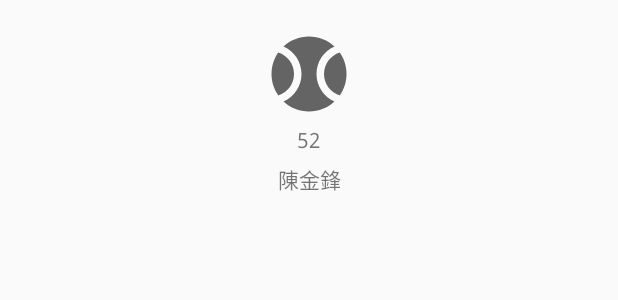
After one commit to kuog1030/Baseball-Time, an Android app: the layout item_teammate.xml on its own in the app's theme, with its tools: preview values and no code run, on a phone screen of 412 x 824 dp. The commit adds this screen. Shown: the top 300 px of the screen. Run offline under Robolectric (Android 15) with nearby library versions, the phone set to English and light mode, and no system bars.

Commit message:
Create pager team layout

```diff
--- a/app/src/main/java/com/gillian/baseball/data/source/BaseballDataSource.kt
+++ b/app/src/main/java/com/gillian/baseball/data/source/BaseballDataSource.kt
@@ -8,9 +8,9 @@ interface BaseballDataSource {
 
     suspend fun createPlayer(player: Player)
 
+    suspend fun createGame(game: Game)
+
     suspend fun getTeamPlayer(teamId: String): MutableList<EventPlayer>
-
-    suspend fun createGame(game: Game)
 
     suspend fun sendEvent(event: Event)
 
--- a/app/src/main/java/com/gillian/baseball/data/source/BaseballRepository.kt
+++ b/app/src/main/java/com/gillian/baseball/data/source/BaseballRepository.kt
@@ -8,9 +8,9 @@ interface BaseballRepository {
 
     suspend fun createPlayer(player: Player)
 
+    suspend fun createGame(game: Game)
+
     suspend fun getTeamPlayer(teamId: String): MutableList<EventPlayer>
-
-    suspend fun createGame(game: Game)
 
     suspend fun sendEvent(event: Event)
 
--- a/app/src/main/java/com/gillian/baseball/data/source/local/BaseballLocalDataSource.kt
+++ b/app/src/main/java/com/gillian/baseball/data/source/local/BaseballLocalDataSource.kt
@@ -14,11 +14,11 @@ class BaseballLocalDataSource(val context: Context) : BaseballDataSource {
         TODO("Not yet implemented")
     }
 
-    override suspend fun getTeamPlayer(teamId: String): MutableList<EventPlayer> {
+    override suspend fun createGame(game: Game) {
         TODO("Not yet implemented")
     }
 
-    override suspend fun createGame(game: Game) {
+    override suspend fun getTeamPlayer(teamId: String): MutableList<EventPlayer> {
         TODO("Not yet implemented")
     }
 
--- a/app/src/main/java/com/gillian/baseball/factory/ViewModelFactory.kt
+++ b/app/src/main/java/com/gillian/baseball/factory/ViewModelFactory.kt
@@ -18,8 +18,8 @@ class ViewModelFactory constructor(
                     EventDialogViewModel(repository)
                 isAssignableFrom(OrderViewModel::class.java) ->
                     OrderViewModel(repository)
-//                isAssignableFrom(FirstLoginViewModel::class.java) ->
-//                    FirstLoginViewModel(repository)
+                isAssignableFrom(FirstLoginViewModel::class.java) ->
+                    FirstLoginViewModel(repository)
                 else ->
                     throw IllegalArgumentException("Unknown ViewModel class: ${modelClass.name}")
             }
--- a/app/src/main/java/com/gillian/baseball/firstlogin/PagerCreatePlayer.kt
+++ b/app/src/main/java/com/gillian/baseball/firstlogin/PagerCreatePlayer.kt
@@ -17,6 +17,7 @@ class PagerCreatePlayer : Fragment() {
         val viewModel = ViewModelProvider(requireParentFragment()).get(FirstLoginViewModel::class.java)
         binding.viewModel = viewModel
 
+        Log.i("gillian", "in create player $viewModel")
 
         return binding.root
     }
--- a/app/src/main/java/com/gillian/baseball/firstlogin/PagerCreateTeam.kt
+++ b/app/src/main/java/com/gillian/baseball/firstlogin/PagerCreateTeam.kt
@@ -17,6 +17,8 @@ class PagerCreateTeam : Fragment() {
         val viewModel = ViewModelProvider(requireParentFragment()).get(FirstLoginViewModel::class.java)
         binding.viewModel = viewModel
 
+        Log.i("gillian", "in create team $viewModel")
+
         return binding.root
     }
 }
--- a/app/src/main/res/layout/fragment_first_login.xml
+++ b/app/src/main/res/layout/fragment_first_login.xml
@@ -13,6 +13,7 @@
             android:layout_width="300dp"
             android:layout_height="400dp"
             android:background="@drawable/bg_card"
+            android:padding="4dp"
             app:layout_constraintTop_toTopOf="parent"
             app:layout_constraintEnd_toEndOf="parent"
             app:layout_constraintStart_toStartOf="parent"
@@ -20,8 +21,8 @@
 
             <androidx.viewpager.widget.ViewPager
                 android:id="@+id/viewpager_first_login"
-                android:layout_width="@dimen/dialog_width"
-                android:layout_height="@dimen/dialog_height"
+                android:layout_width="match_parent"
+                android:layout_height="match_parent"
                 android:layout_marginTop="@dimen/margin">
 
                 <com.google.android.material.tabs.TabLayout
--- /dev/null
+++ b/app/src/main/res/layout/item_teammate.xml
@@ -0,0 +1,46 @@
+<?xml version="1.0" encoding="utf-8"?>
+<androidx.constraintlayout.widget.ConstraintLayout xmlns:android="http://schemas.android.com/apk/res/android"
+    xmlns:app="http://schemas.android.com/apk/res-auto"
+    xmlns:tools="http://schemas.android.com/tools"
+    android:layout_width="match_parent"
+    android:layout_height="@dimen/teammate_height"
+    android:padding="@dimen/margin">
+
+    <ImageView
+        android:id="@+id/imageView"
+        android:layout_width="@dimen/teammate_image_size"
+        android:layout_height="@dimen/teammate_image_size"
+        app:layout_constraintBottom_toTopOf="@+id/text_teammate_number"
+        app:layout_constraintEnd_toEndOf="parent"
+        app:layout_constraintHorizontal_bias="0.5"
+        app:layout_constraintStart_toStartOf="parent"
+        app:layout_constraintTop_toTopOf="parent"
+        app:layout_constraintVertical_chainStyle="packed"
+        app:srcCompat="@drawable/ic_baseline_sports_baseball_24" />
+
+    <TextView
+        android:id="@+id/text_teammate_number"
+        android:layout_width="wrap_content"
+        android:layout_height="wrap_content"
+        android:layout_marginTop="@dimen/quarter_margin"
+        android:text="TextView"
+        app:layout_constraintBottom_toTopOf="@+id/text_teammate_name"
+        app:layout_constraintEnd_toEndOf="parent"
+        app:layout_constraintHorizontal_bias="0.5"
+        app:layout_constraintStart_toStartOf="parent"
+        app:layout_constraintTop_toBottomOf="@+id/imageView"
+        tools:text="52"/>
+
+    <TextView
+        android:id="@+id/text_teammate_name"
+        android:layout_width="wrap_content"
+        android:layout_height="wrap_content"
+        android:layout_marginTop="@dimen/quarter_margin"
+        android:text="TextView"
+        app:layout_constraintBottom_toBottomOf="parent"
+        app:layout_constraintEnd_toEndOf="parent"
+        app:layout_constraintHorizontal_bias="0.5"
+        app:layout_constraintStart_toStartOf="parent"
+        app:layout_constraintTop_toBottomOf="@+id/text_teammate_number"
+        tools:text="陳金鋒"/>
+</androidx.constraintlayout.widget.ConstraintLayout>
--- a/app/src/main/res/values/dimens.xml
+++ b/app/src/main/res/values/dimens.xml
@@ -2,6 +2,7 @@
 <resources>
 
 
+    <dimen name="quarter_margin">4dp</dimen>
     <dimen name="margin">16dp</dimen>
     <dimen name="double_margin">32dp</dimen>
 
@@ -20,4 +21,8 @@
 
     <dimen name="final_table_padding">8dp</dimen>
 
+    <dimen name="team_my_card_height">200dp</dimen>
+    <dimen name="teammate_height">150dp</dimen>
+    <dimen name="teammate_image_size">60dp</dimen>
+
 </resources>
--- a/app/src/main/res/values/strings.xml
+++ b/app/src/main/res/values/strings.xml
@@ -8,6 +8,8 @@
     <string name="create_a_player">新增一個球員吧</string>
     <string name="player_name">球員名稱</string>
     <string name="player_number">球員背號</string>
+    <string name="you">你</string>
+    <string name="your_teammate">你的隊友</string>
 
 
     <!--    game record related -->
```
Also changed, not shown: app/src/main/java/com/gillian/baseball/data/Team.kt (+3 -10 lines), app/src/main/java/com/gillian/baseball/data/source/DefaultBaseballRepository.kt (+4 -4 lines), app/src/main/java/com/gillian/baseball/data/source/remote/BaseballRemoteDataSource.kt (+6 -6 lines), app/src/main/java/com/gillian/baseball/firstlogin/FirstLoginFragment.kt (+5 -2 lines), app/src/main/java/com/gillian/baseball/firstlogin/FirstLoginViewModel.kt (+12 -5 lines), app/src/main/res/layout/pager_rank.xml (added, +18 -0 lines), app/src/main/res/layout/pager_team.xml (added, +53 -0 lines).
